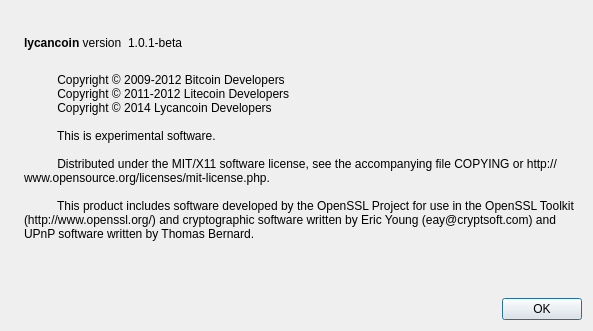
Before: the Qt Designer form src/qt/forms/aboutdialog.ui in lycancoin/lycancoin-release, drawn with Qt 5.
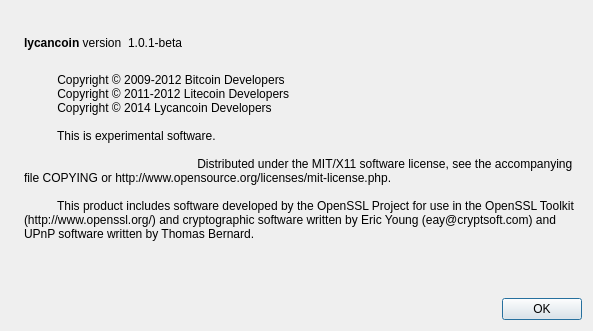
After: the same form once the commit is applied. Icons and pictures are not drawn.

Diff of the .ui file:
```diff
--- a/src/qt/forms/aboutdialog.ui
+++ b/src/qt/forms/aboutdialog.ui
@@ -101,7 +101,7 @@
 
           This is experimental software. 
 
-          Distributed under the MIT/X11 software license, see the accompanying file COPYING or http://www.opensource.org/licenses/mit-license.php.
+ 		    Distributed under the MIT/X11 software license, see the accompanying file COPYING or http://www.opensource.org/licenses/mit-license.php.
 
           This product includes software developed by the OpenSSL Project for use in the OpenSSL Toolkit (http://www.openssl.org/) and cryptographic software written by Eric Young (eay@cryptsoft.com) and UPnP software written by Thomas Bernard.
 
```
